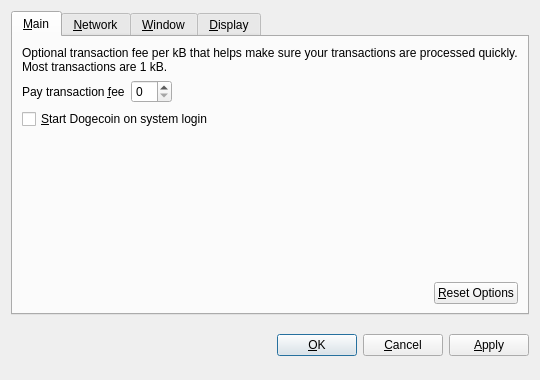
The window that src/qt/forms/optionsdialog.ui (scryptcoins/testcoin) describes before a commit, drawn with Qt 5.
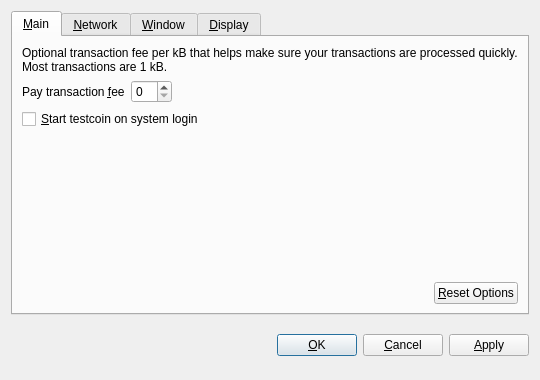
The same window after the commit. Custom widgets are drawn as their Qt base class.

```diff
--- a/src/qt/forms/optionsdialog.ui
+++ b/src/qt/forms/optionsdialog.ui
@@ -82,7 +82,7 @@
           <string>Automatically start Dogecoin after logging in to the system.</string>
          </property>
          <property name="text">
-          <string>&amp;Start Dogecoin on system login</string>
+          <string>&amp;Start testcoin on system login</string>
          </property>
         </widget>
        </item>
```
Left out of the diff: 10 changed lines with no effect on the pictures.
